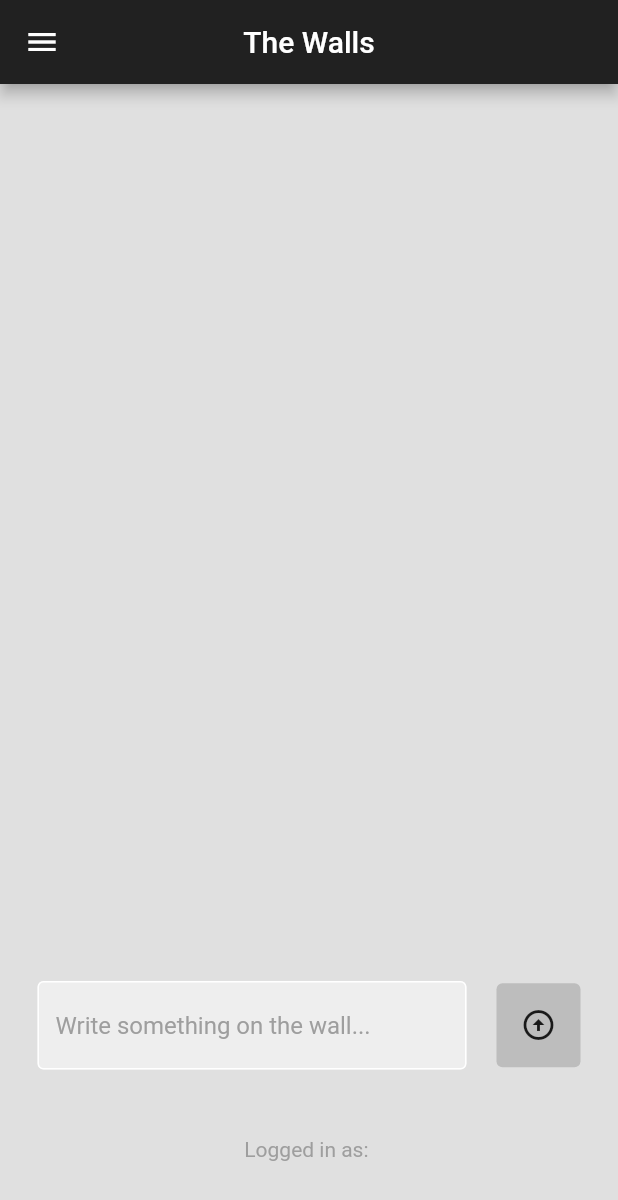
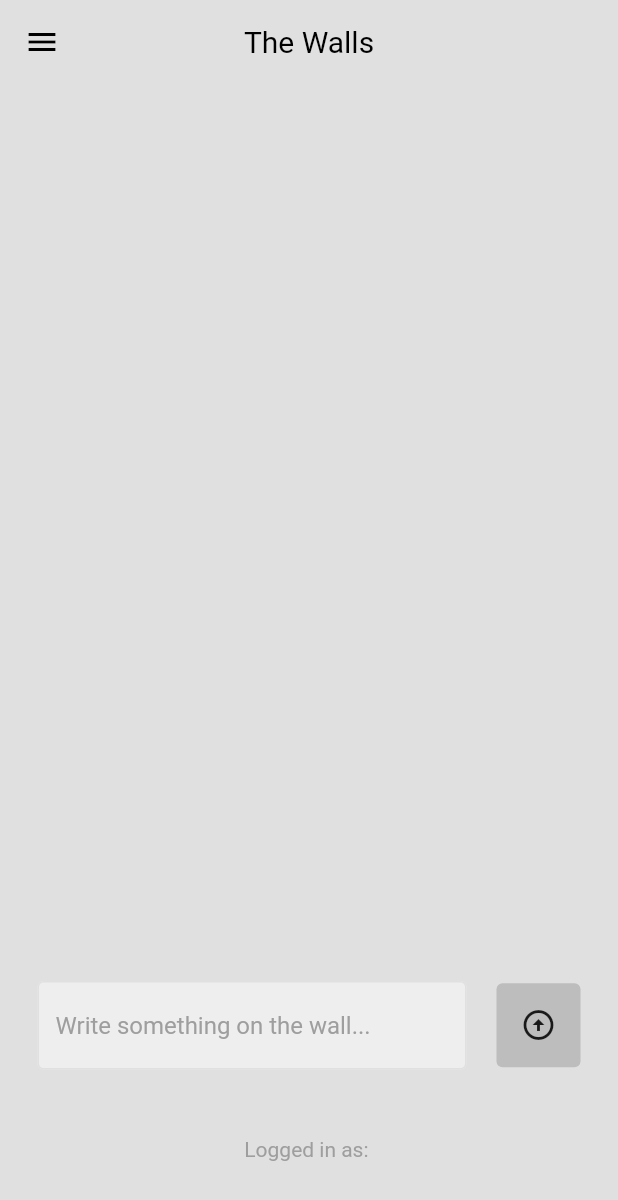
Before and after one commit to sumdahl/Walls, a Flutter app: the screen it shows once a user with an empty profile is signed in, on a phone screen of 412 x 824 dp. Shown: the top 1200 px of the screen. Run offline on Flutter 3.47's test engine with Material 2 defaults, Android fonts, the phone set to English and light mode, and no system bars; our stand-ins replace cloud_firestore, firebase_auth, firebase_core; accounts and stored records are empty; network calls fail.

Commit message:
added automatic dark and light mode themes

```diff
--- a/lib/components/comments.dart
+++ b/lib/components/comments.dart
@@ -15,7 +15,7 @@ class Comment extends StatelessWidget {
   Widget build(BuildContext context) {
     return Container(
       decoration: BoxDecoration(
-        color: Colors.grey[300],
+        color: Theme.of(context).colorScheme.secondary,
         borderRadius: BorderRadius.circular(4),
       ),
       margin: const EdgeInsets.only(bottom: 8.0),
--- a/lib/components/text_box.dart
+++ b/lib/components/text_box.dart
@@ -14,7 +14,7 @@ class MyTextBox extends StatelessWidget {
   Widget build(BuildContext context) {
     return Container(
         decoration: BoxDecoration(
-          color: Colors.grey[200],
+          color: Theme.of(context).colorScheme.primary,
           borderRadius: BorderRadius.circular(8.0),
         ),
         padding: const EdgeInsets.only(
--- a/lib/components/text_field.dart
+++ b/lib/components/text_field.dart
@@ -17,9 +17,9 @@ class MyTextField extends StatelessWidget {
       controller: controller,
       obscureText: obscureText,
       decoration: InputDecoration(
-        enabledBorder: const OutlineInputBorder(
+        enabledBorder: OutlineInputBorder(
           borderSide: BorderSide(
-            color: Colors.white,
+            color: Theme.of(context).colorScheme.secondary,
           ),
         ),
         focusedBorder: const OutlineInputBorder(
@@ -27,7 +27,7 @@ class MyTextField extends StatelessWidget {
             color: Colors.white,
           ),
         ),
-        fillColor: Colors.grey.shade200,
+        fillColor: Theme.of(context).colorScheme.primary,
         filled: true,
         hintText: hintText,
         hintStyle: TextStyle(color: Colors.grey[500]),
--- a/lib/components/wall_post.dart
+++ b/lib/components/wall_post.dart
@@ -123,7 +123,7 @@ class _WallPostState extends State<WallPost> {
       margin: const EdgeInsets.only(top: 25, left: 25, right: 25),
       padding: const EdgeInsets.all(25.0),
       decoration: BoxDecoration(
-        color: Colors.grey[200],
+        color: Theme.of(context).colorScheme.primary,
         borderRadius: BorderRadius.circular(8.0),
       ),
       child: Column(
--- a/lib/main.dart
+++ b/lib/main.dart
@@ -2,6 +2,8 @@ import 'package:firebase_core/firebase_core.dart';
 import 'package:flutter/material.dart';
 // import 'package:the_walls/auth/login_or_register.dart';
 import 'package:the_walls/firebase_options.dart';
+import 'package:the_walls/themes/dark_theme.dart';
+import 'package:the_walls/themes/light_theme.dart';
 // import 'package:the_walls/pages/login_page.dart';
 // import 'package:the_walls/pages/register_page.dart';
 
@@ -20,9 +22,11 @@ class MyApp extends StatelessWidget {
 
   @override
   Widget build(BuildContext context) {
-    return const MaterialApp(
+    return MaterialApp(
       debugShowCheckedModeBanner: false,
-      home: AuthPage(),
+      theme: lightTheme,
+      darkTheme: darkTheme,
+      home: const AuthPage(),
     );
   }
 }
--- a/lib/pages/home_page.dart
+++ b/lib/pages/home_page.dart
@@ -64,9 +64,8 @@ class _HomePageState extends State<HomePage> {
   @override
   Widget build(BuildContext context) {
     return Scaffold(
-      backgroundColor: Colors.grey[300],
+      backgroundColor: Theme.of(context).colorScheme.background,
       appBar: AppBar(
-        backgroundColor: Colors.grey[900],
         title: const Text("The Walls"),
         centerTitle: true,
       ),
--- a/lib/pages/profile_page.dart
+++ b/lib/pages/profile_page.dart
@@ -76,8 +76,8 @@ class _ProfilePageState extends State<ProfilePage> {
   @override
   Widget build(BuildContext context) {
     return Scaffold(
+        backgroundColor: Theme.of(context).colorScheme.background,
         appBar: AppBar(
-          backgroundColor: Colors.grey[900],
           title: const Text("Profile Page"),
           centerTitle: true,
         ),
--- /dev/null
+++ b/lib/themes/dark_theme.dart
@@ -0,0 +1,13 @@
+import 'package:flutter/material.dart';
+
+ThemeData darkTheme = ThemeData(
+  appBarTheme: const AppBarTheme(
+    backgroundColor: Colors.black,
+  ),
+  brightness: Brightness.dark,
+  colorScheme: ColorScheme.dark(
+    background: Colors.black,
+    primary: Colors.grey[900]!,
+    secondary: Colors.grey[800]!,
+  ),
+);
--- /dev/null
+++ b/lib/themes/light_theme.dart
@@ -0,0 +1,21 @@
+import 'package:flutter/material.dart';
+
+ThemeData lightTheme = ThemeData(
+  appBarTheme: const AppBarTheme(
+    backgroundColor: Colors.transparent,
+    elevation: 0.0,
+    iconTheme: IconThemeData(
+      color: Colors.black,
+    ),
+    titleTextStyle: TextStyle(
+      color: Colors.black,
+      fontSize: 20.0,
+    ),
+  ),
+  brightness: Brightness.light,
+  colorScheme: ColorScheme.light(
+    background: Colors.grey[300]!,
+    primary: Colors.grey[200]!,
+    secondary: Colors.grey[300]!,
+  ),
+);
```
